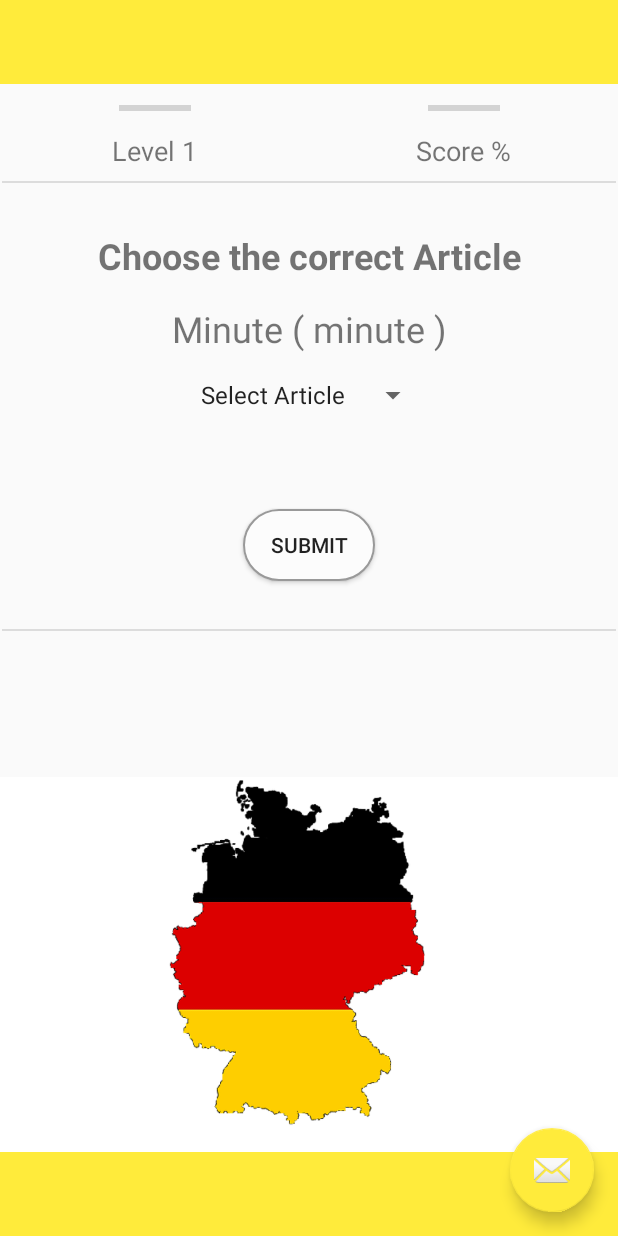
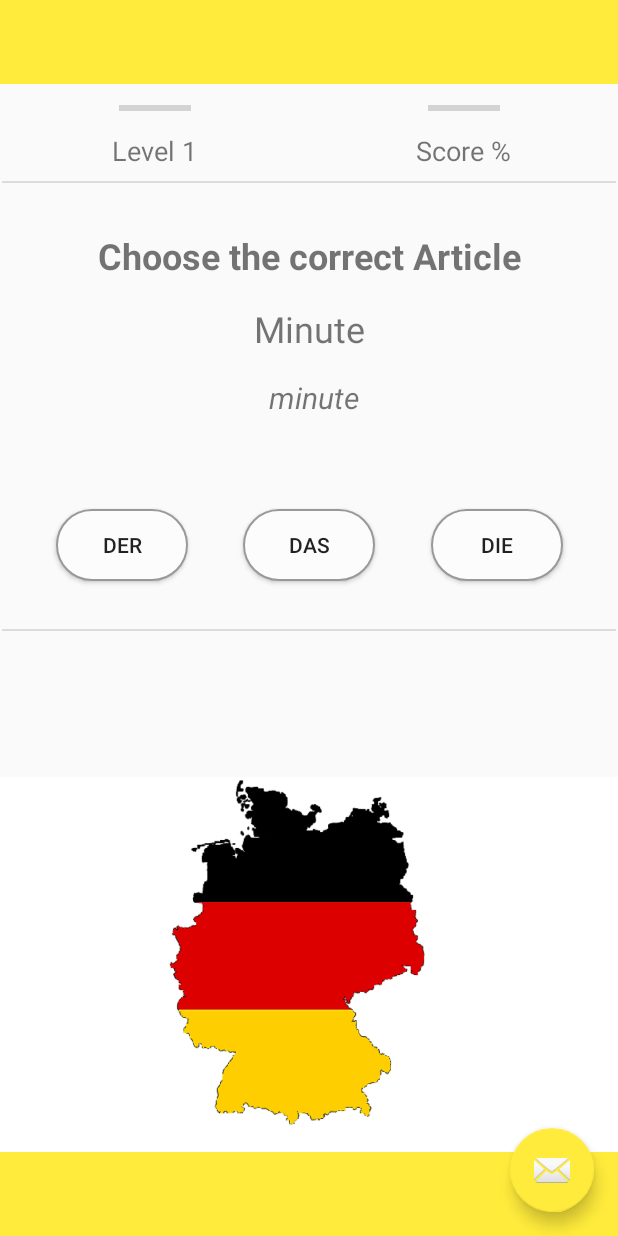
Before and after one commit to lucianodebortoli/GermanArticlesGame, an Android app: the screen it shows after launch (MainActivity), on a phone screen of 412 x 824 dp. Run offline under Robolectric (Android 15) with nearby library versions, the phone set to English and light mode, and no system bars.

Commit message:
added buttons

```diff
--- a/app/src/main/java/org/luciano/germanarticles/MainActivity.java
+++ b/app/src/main/java/org/luciano/germanarticles/MainActivity.java
@@ -31,10 +31,12 @@ public class MainActivity extends AppCompatActivity implements AdapterView.OnIte
     private TextView userMessageTV;
     private TextView levelTV;
     private TextView correctTV;
+    private TextView translationTV;
     private Toolbar toolbar;
     private ProgressBar progressBar;
     private ProgressBar scoreBar;
     private Button submitButton;
+    private Button derButton, dieButton, dasButton;
     private Spinner dropdown;
     private String dataPath = "data.csv";
     private String LOG_TAG = "article_log";
@@ -44,6 +46,7 @@ public class MainActivity extends AppCompatActivity implements AdapterView.OnIte
     private int currentLevel;
     private int currentAnsPerLevel;
     private int currentCorrectAnsPerLevel;
+    private String currentAns;
     private Entry currentEntry;
     private String articleSelected;
     private int  score = 0;
@@ -62,7 +65,7 @@ public class MainActivity extends AppCompatActivity implements AdapterView.OnIte
     private void startUI() {
         initActionButton();
         findGlobalViews();
-        initSpinner();
+        //initSpinner();
         initSubmitButton();
         initLevels();
     }
@@ -82,6 +85,27 @@ public class MainActivity extends AppCompatActivity implements AdapterView.OnIte
                 buttonClicked();
             }
         });
+
+        derButton.setOnClickListener(new View.OnClickListener() {
+            public void onClick(View v) {
+                currentAns = "Der";
+                buttonClicked();
+            }
+        });
+
+        dasButton.setOnClickListener(new View.OnClickListener() {
+            public void onClick(View v) {
+                currentAns = "Das";
+                buttonClicked();
+            }
+        });
+
+        dieButton.setOnClickListener(new View.OnClickListener() {
+            public void onClick(View v) {
+                currentAns = "Die";
+                buttonClicked();
+            }
+        });
     }
 
     private void findGlobalViews() {
@@ -94,16 +118,15 @@ public class MainActivity extends AppCompatActivity implements AdapterView.OnIte
         correctTV = findViewById(R.id.correctTV);
         progressBar = findViewById(R.id.progressBar);
         scoreBar = findViewById(R.id.scoreBar);
+        derButton = findViewById(R.id.derButton);
+        dasButton = findViewById(R.id.dasButton);
+        dieButton = findViewById(R.id.dieButton);
+        translationTV = findViewById(R.id.translationTV);
     }
 
     private void startApp() {
         loadData();
-        initQuery();
-    }
-
-    private void initQuery() {
-        currentEntry = getRandomEntry();
-        nounTV.setText(currentEntry.getNoun() + " ("+ currentEntry.getTranslation()+")");
+        showNextEntry();
     }
 
     private void loadData()  {
@@ -130,6 +153,12 @@ public class MainActivity extends AppCompatActivity implements AdapterView.OnIte
         }
     }
 
+    private void showNextEntry() {
+        currentEntry = getRandomEntry();
+        nounTV.setText(currentEntry.getNoun());
+        translationTV.setText(currentEntry.getTranslation());
+    }
+
     private void initSpinner() {
         // Spinner:
         dropdown = findViewById(R.id.spinner);
@@ -142,15 +171,11 @@ public class MainActivity extends AppCompatActivity implements AdapterView.OnIte
 
     @SuppressLint("ShowToast")
     private void buttonClicked() {
-        if (articleSelected.equals("Select Article")){
-            userMessageTV.setText("Please select article from list");
-        }
-        else {
-            validateChoice();
-            updateScore();
-            updateLevel();
-            showNextEntry();
-        }
+        //if (articleSelected.equals("Select Article")){userMessageTV.setText("Please select article from list");}
+        validateChoice();
+        updateScore();
+        updateLevel();
+        showNextEntry();
     }
 
     private void initActionButton() {
@@ -187,11 +212,6 @@ public class MainActivity extends AppCompatActivity implements AdapterView.OnIte
         currentCorrectAnsPerLevel = 0;
     }
 
-    private void showNextEntry() {
-        currentEntry = getRandomEntry();
-        nounTV.setText(currentEntry.getNoun() + " ("+ currentEntry.getTranslation()+")");
-    }
-
     private Entry getRandomEntry() {
         Random rand = new Random();
         return entries.get(rand.nextInt(entries.size()));
@@ -200,7 +220,7 @@ public class MainActivity extends AppCompatActivity implements AdapterView.OnIte
     @SuppressLint("ResourceAsColor")
     private void validateChoice() {
         answers += 1;
-        if (articleSelected.equals(currentEntry.getArticle())) {
+        if (currentAns.equals(currentEntry.getArticle())) {
             incrementCounters();
             showCorrectMsg();
         }
--- a/app/src/main/res/layout/activity_main.xml
+++ b/app/src/main/res/layout/activity_main.xml
@@ -46,6 +46,7 @@
             android:spinnerMode="dropdown"
             app:layout_constraintEnd_toEndOf="parent"
             app:layout_constraintStart_toStartOf="parent"
+            android:visibility="invisible"
             app:layout_constraintTop_toBottomOf="@+id/nounTV" />
 
         <TextView
@@ -58,6 +59,19 @@
             app:layout_constraintEnd_toEndOf="parent"
             app:layout_constraintStart_toStartOf="parent"
             app:layout_constraintTop_toBottomOf="@+id/textview_first" />
+
+        <TextView
+            android:id="@+id/translationTV"
+            android:layout_width="wrap_content"
+            android:layout_height="wrap_content"
+            android:layout_marginTop="16dp"
+            android:text="English"
+            android:textSize="20sp"
+            android:textStyle="italic"
+            app:layout_constraintEnd_toEndOf="parent"
+            app:layout_constraintHorizontal_bias="0.509"
+            app:layout_constraintStart_toStartOf="parent"
+            app:layout_constraintTop_toBottomOf="@+id/nounTV" />
 
         <TextView
             android:id="@+id/scoreTV"
@@ -79,6 +93,42 @@
             android:text="SUBMIT"
             app:layout_constraintEnd_toEndOf="parent"
             app:layout_constraintStart_toStartOf="parent"
+            android:visibility="invisible"
+            app:layout_constraintTop_toBottomOf="@+id/spinner" />
+
+
+        <Button
+            android:id="@+id/derButton"
+            android:layout_width="wrap_content"
+            android:layout_height="wrap_content"
+            android:layout_marginTop="64dp"
+            android:background="@drawable/rounded_button"
+            android:text="DER"
+            app:layout_constraintEnd_toStartOf="@+id/dasButton"
+            app:layout_constraintStart_toStartOf="parent"
+            app:layout_constraintTop_toBottomOf="@+id/spinner" />
+
+        <Button
+            android:id="@+id/dasButton"
+            android:layout_width="wrap_content"
+            android:layout_height="wrap_content"
+            android:layout_marginTop="64dp"
+            android:background="@drawable/rounded_button"
+            android:text="DAS"
+            app:layout_constraintEnd_toEndOf="parent"
+            app:layout_constraintHorizontal_bias="0.501"
+            app:layout_constraintStart_toStartOf="parent"
+            app:layout_constraintTop_toBottomOf="@+id/spinner" />
+
+        <Button
+            android:id="@+id/dieButton"
+            android:layout_width="wrap_content"
+            android:layout_height="wrap_content"
+            android:layout_marginTop="64dp"
+            android:background="@drawable/rounded_button"
+            android:text="DIE"
+            app:layout_constraintEnd_toEndOf="parent"
+            app:layout_constraintStart_toEndOf="@+id/dasButton"
             app:layout_constraintTop_toBottomOf="@+id/spinner" />
 
         <TextView
```
Also changed, not shown: 1 other file.
